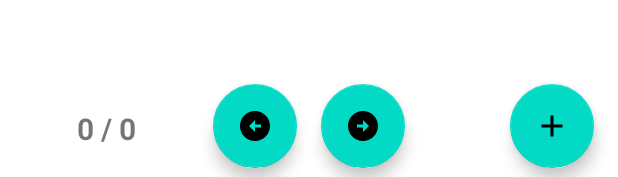
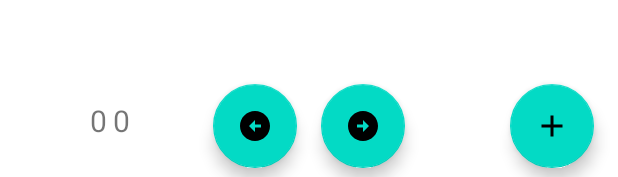
Before and after one commit to ihrishix/Pdf-Reader, an Android app: the layout activity_main.xml on its own in the app's theme, with its tools: preview values and no code run, on a phone screen of 412 x 824 dp. Shown: the part 1056-1233 px from the top of the screen. Run offline under Robolectric (Android 15) with nearby library versions, the phone set to English and light mode, and no system bars.

Commit message:
Page Change Implemented

```diff
--- a/app/src/main/res/layout/activity_main.xml
+++ b/app/src/main/res/layout/activity_main.xml
@@ -7,6 +7,7 @@
     tools:context=".MainActivity">
 
     <ScrollView
+        android:id="@+id/scrollView2"
         android:layout_width="match_parent"
         android:layout_height="0dp"
         android:layout_marginStart="16dp"
@@ -62,18 +63,40 @@
         app:srcCompat="@drawable/ic_baseline_add_24" />
 
     <TextView
-        android:id="@+id/tv_pageNo"
+        android:id="@+id/tv_currentPgNo"
         android:layout_width="wrap_content"
         android:layout_height="wrap_content"
-        android:layout_marginStart="16dp"
-        android:layout_marginTop="16dp"
-        android:layout_marginEnd="16dp"
-        android:text="0 / 0"
+        android:layout_marginEnd="4dp"
         android:textSize="20sp"
-        android:textStyle="bold"
+        app:layout_constraintEnd_toStartOf="@+id/tv_pgNoSeperator"
+        app:layout_constraintHorizontal_bias="0.5"
+        app:layout_constraintHorizontal_chainStyle="packed"
+        app:layout_constraintStart_toStartOf="parent"
+        app:layout_constraintTop_toTopOf="@+id/tv_pgNoSeperator" />
+
+    <TextView
+        android:id="@+id/tv_pgNoSeperator"
+        android:layout_width="wrap_content"
+        android:layout_height="wrap_content"
+        android:text="0"
+        android:textSize="20sp"
+        app:layout_constraintEnd_toStartOf="@+id/tv_totalPages"
+        app:layout_constraintHorizontal_bias="0.5"
+        app:layout_constraintStart_toEndOf="@+id/tv_currentPgNo"
+        app:layout_constraintTop_toTopOf="@+id/tv_totalPages" />
+
+    <TextView
+        android:id="@+id/tv_totalPages"
+        android:layout_width="wrap_content"
+        android:layout_height="wrap_content"
+        android:layout_marginStart="4dp"
+        android:text="0"
+        android:textSize="20sp"
+        app:layout_constraintBottom_toBottomOf="parent"
         app:layout_constraintEnd_toStartOf="@+id/fab_PreviousPage"
-        app:layout_constraintStart_toStartOf="parent"
-        app:layout_constraintTop_toTopOf="@+id/fab_PreviousPage" />
+        app:layout_constraintHorizontal_bias="0.5"
+        app:layout_constraintStart_toEndOf="@+id/tv_pgNoSeperator"
+        app:layout_constraintTop_toBottomOf="@+id/scrollView2" />
 
 
 </androidx.constraintlayout.widget.ConstraintLayout>
```
Also changed, not shown: app/src/main/java/com/hrishi/pdfreader/MainActivity.kt (+76 -23 lines).
